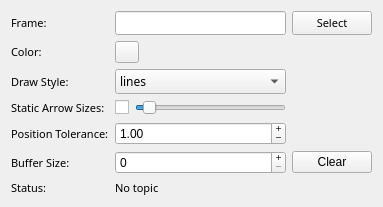
Old version of the form mapviz_plugins/ui/tf_frame_config.ui in the repository ros2-gbp/mapviz-release.
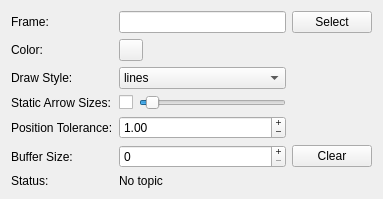
New version of the form. Custom widgets are drawn as their Qt base class.

The edit to the form file:
```diff
--- a/mapviz_plugins/ui/tf_frame_config.ui
+++ b/mapviz_plugins/ui/tf_frame_config.ui
@@ -19,12 +19,6 @@
   <layout class="QGridLayout" name="gridLayout">
    <item row="1" column="0">
     <widget class="QLabel" name="label_3">
-     <property name="font">
-      <font>
-       <family>Sans Serif</family>
-       <pointsize>8</pointsize>
-      </font>
-     </property>
      <property name="text">
       <string>Color:</string>
      </property>
@@ -51,12 +45,6 @@
    </item>
    <item row="0" column="0">
     <widget class="QLabel" name="label">
-     <property name="font">
-      <font>
-       <family>Sans Serif</family>
-       <pointsize>8</pointsize>
-      </font>
-     </property>
      <property name="text">
       <string>Frame:</string>
      </property>
@@ -70,12 +58,6 @@
        <height>25</height>
       </size>
      </property>
-     <property name="font">
-      <font>
-       <family>Sans Serif</family>
-       <pointsize>9</pointsize>
-      </font>
-     </property>
      <item>
       <property name="text">
        <string>lines</string>
@@ -101,12 +83,6 @@
        <verstretch>0</verstretch>
       </sizepolicy>
      </property>
-     <property name="font">
-      <font>
-       <family>Sans Serif</family>
-       <pointsize>8</pointsize>
-      </font>
-     </property>
      <property name="styleSheet">
       <string notr="true"/>
      </property>
@@ -149,12 +125,6 @@
    </item>
    <item row="6" column="0">
     <widget class="QLabel" name="label_2">
-     <property name="font">
-      <font>
-       <family>Sans Serif</family>
-       <pointsize>8</pointsize>
-      </font>
-     </property>
      <property name="text">
       <string>Status:</string>
      </property>
@@ -162,12 +132,6 @@
    </item>
    <item row="5" column="0">
     <widget class="QLabel" name="label_6">
-     <property name="font">
-      <font>
-       <family>Sans Serif</family>
-       <pointsize>8</pointsize>
-      </font>
-     </property>
      <property name="text">
       <string>Buffer Size:</string>
      </property>
@@ -185,12 +149,6 @@
    </item>
    <item row="4" column="0">
     <widget class="QLabel" name="label_4">
-     <property name="font">
-      <font>
-       <family>Sans Serif</family>
-       <pointsize>8</pointsize>
-      </font>
-     </property>
      <property name="text">
       <string>Position Tolerance:</string>
      </property>
@@ -198,12 +156,6 @@
    </item>
    <item row="6" column="1">
     <widget class="QLabel" name="status">
-     <property name="font">
-      <font>
-       <family>Sans Serif</family>
-       <pointsize>8</pointsize>
-      </font>
-     </property>
      <property name="styleSheet">
       <string notr="true"/>
      </property>
@@ -244,12 +196,6 @@
    </item>
    <item row="2" column="0">
     <widget class="QLabel" name="label_7">
-     <property name="font">
-      <font>
-       <family>Sans Serif</family>
-       <pointsize>8</pointsize>
-      </font>
-     </property>
      <property name="text">
       <string>Draw Style:</string>
      </property>
@@ -257,22 +203,10 @@
    </item>
    <item row="0" column="1">
     <widget class="QLineEdit" name="frame">
-     <property name="font">
-      <font>
-       <family>Sans Serif</family>
-       <pointsize>8</pointsize>
-      </font>
-     </property>
     </widget>
    </item>
    <item row="3" column="0">
     <widget class="QLabel" name="label_5">
-     <property name="font">
-      <font>
-       <family>Sans Serif</family>
-       <pointsize>8</pointsize>
-      </font>
-     </property>
      <property name="text">
       <string>Static Arrow Sizes:</string>
      </property>
```
